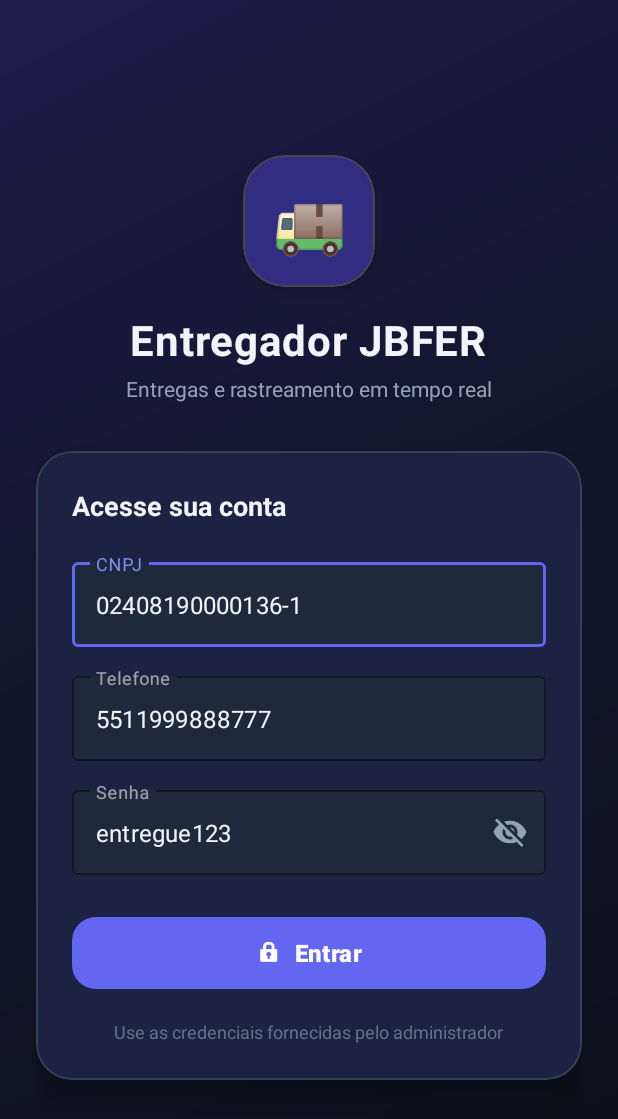
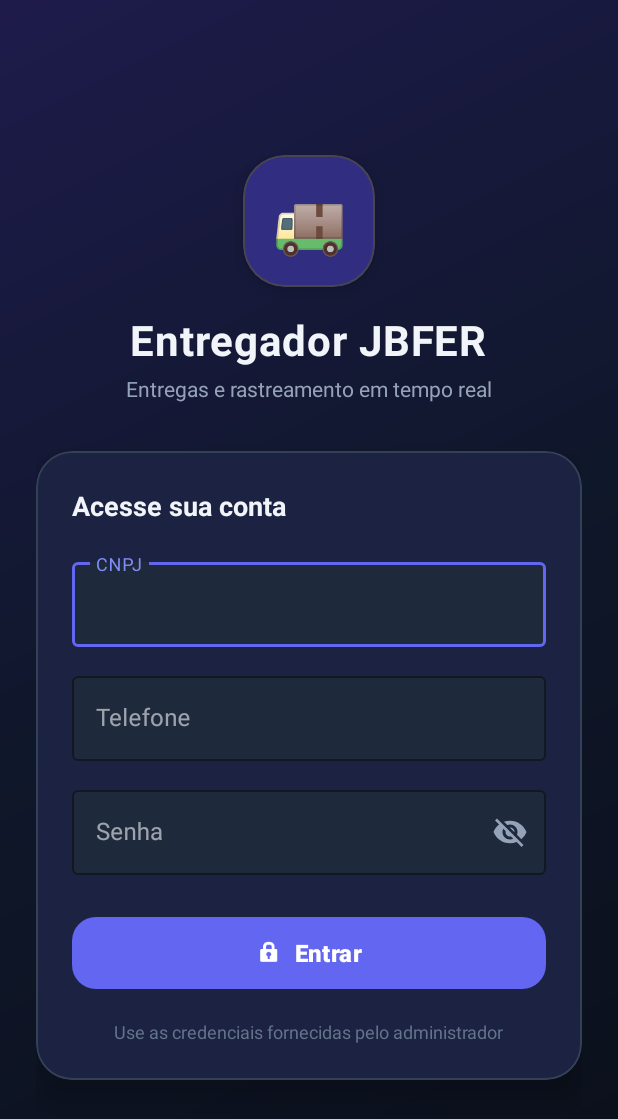
Before and after one commit to valdomiro976/jbfer-dashboard, an Android app: the screen it shows after launch (LoginActivity), after a tap on an icon or button, on a phone screen of 412 x 824 dp. Shown: the top 1119 px of the screen. Run offline under Robolectric (Android 15) with nearby library versions, the phone set to English and light mode, and no system bars; libraries missing offline, so code that uses them is left out: org.osmdroid.config; pictures from the network do not load; 1 statement that could not run was skipped.

Commit message:
Reverte todas as alteracoes do app Android para estado original

```diff
--- a/mobile/delivery-driver-app/app/src/main/res/values/strings.xml
+++ b/mobile/delivery-driver-app/app/src/main/res/values/strings.xml
@@ -10,9 +10,9 @@
     <string name="rastreamento">Rastreamento</string>
     <string name="perfil">Perfil</string>
     <string name="sair">Sair</string>
-    <string name="placeholder_cnpj">02408190000136-1</string>
-    <string name="placeholder_telefone">5511999888777</string>
-    <string name="placeholder_senha">entregue123</string>
+    <string name="placeholder_cnpj">""</string>
+    <string name="placeholder_telefone">""</string>
+    <string name="placeholder_senha">""</string>
     <string name="time_continuo">Rastreamento contínuo ativo</string>
     <string name="time_continuo_desc">Sua localização está sendo enviada em tempo real</string>
     <string name="permissao_localizacao">Permissão de localização necessária para o rastreamento contínuo</string>
```
Also changed, not shown: 791 other files.
